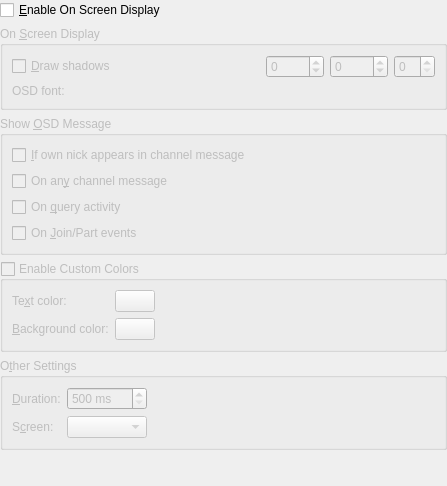
Above: src/config/osd_configui.ui from KDE/konversation before the change. Below: the same form after it.
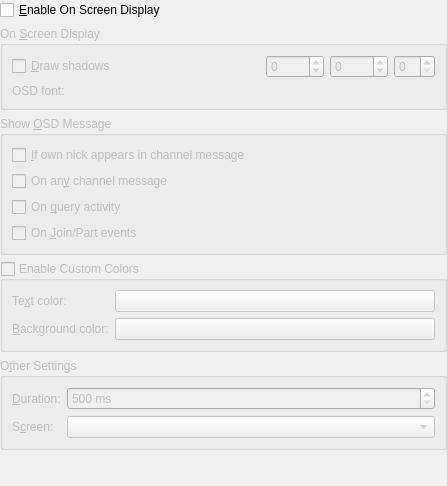
That is the form after the change. Custom widgets are drawn as their Qt base class.

Commit message: Notifications OSD page: use QFormLayout in groupboxes

What changed in the file:
```diff
--- a/src/config/osd_configui.ui
+++ b/src/config/osd_configui.ui
@@ -180,8 +180,8 @@
      <property name="checked" >
       <bool>false</bool>
      </property>
-     <layout class="QGridLayout" >
-      <item row="1" column="0" >
+     <layout class="QFormLayout" >
+      <item row="0" column="0" >
        <widget class="QLabel" name="textLabel2" >
         <property name="text" >
          <string>Te&amp;xt color:</string>
@@ -194,7 +194,7 @@
         </property>
        </widget>
       </item>
-      <item row="2" column="0" >
+      <item row="1" column="0" >
        <widget class="QLabel" name="textLabel3" >
         <property name="text" >
          <string>&amp;Background color:</string>
@@ -207,35 +207,19 @@
         </property>
        </widget>
       </item>
-      <item row="2" column="1" >
-       <widget class="KColorButton" name="kcfg_OSDBackgroundColor" >
-        <property name="text" >
-         <string/>
-        </property>
-       </widget>
-      </item>
-      <item row="1" column="1" >
+      <item row="0" column="1" >
        <widget class="KColorButton" name="kcfg_OSDTextColor" >
         <property name="text" >
          <string/>
         </property>
        </widget>
       </item>
-      <item rowspan="2" row="1" column="2" >
-       <spacer name="spacer2" >
-        <property name="orientation" >
-         <enum>Qt::Horizontal</enum>
+      <item row="1" column="1" >
+       <widget class="KColorButton" name="kcfg_OSDBackgroundColor" >
+        <property name="text" >
+         <string/>
         </property>
-        <property name="sizeType" >
-         <enum>QSizePolicy::Expanding</enum>
-        </property>
-        <property name="sizeHint" stdset="0" >
-         <size>
-          <width>50</width>
-          <height>31</height>
-         </size>
-        </property>
-       </spacer>
+       </widget>
       </item>
      </layout>
     </widget>
@@ -248,7 +232,7 @@
      <property name="title" >
       <string>O&amp;ther Settings</string>
      </property>
-     <layout class="QGridLayout" >
+     <layout class="QFormLayout" >
       <item row="0" column="0" >
        <widget class="QLabel" name="textLabel1_2" >
         <property name="text" >
@@ -294,22 +278,6 @@
       <item row="1" column="1" >
        <widget class="KComboBox" name="kcfg_OSDScreen" />
       </item>
-      <item rowspan="2" row="0" column="2" >
-       <spacer name="spacer3" >
-        <property name="orientation" >
-         <enum>Qt::Horizontal</enum>
-        </property>
-        <property name="sizeType" >
-         <enum>QSizePolicy::Expanding</enum>
-        </property>
-        <property name="sizeHint" stdset="0" >
-         <size>
-          <width>50</width>
-          <height>21</height>
-         </size>
-        </property>
-       </spacer>
-      </item>
      </layout>
     </widget>
    </item>
```
